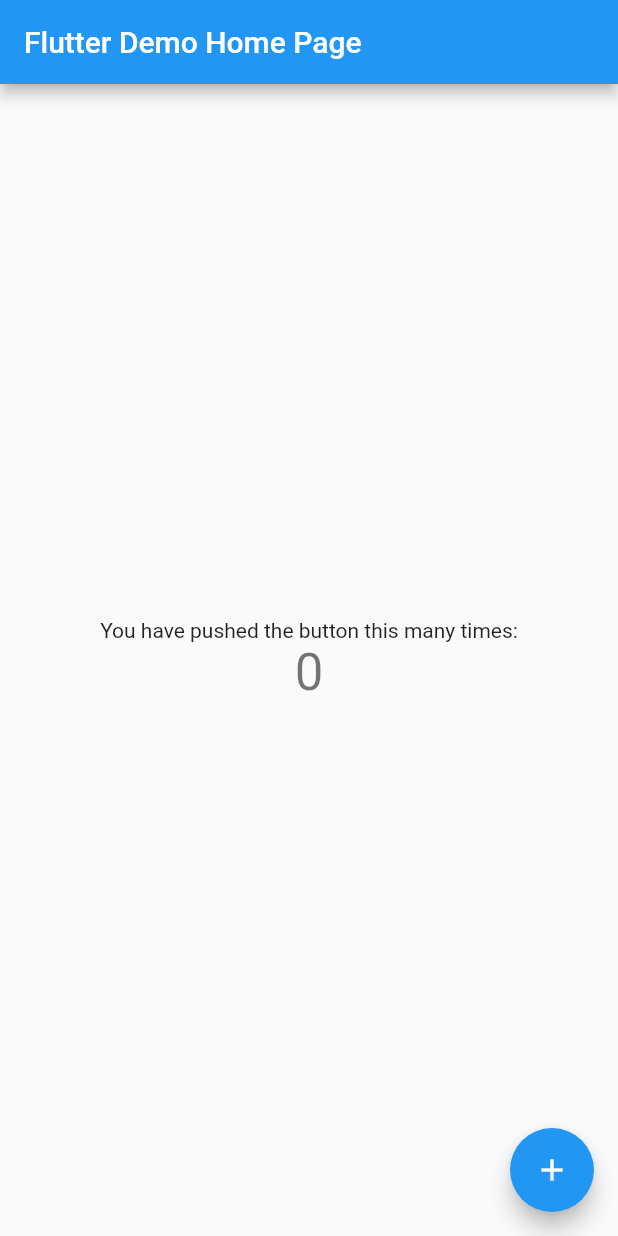
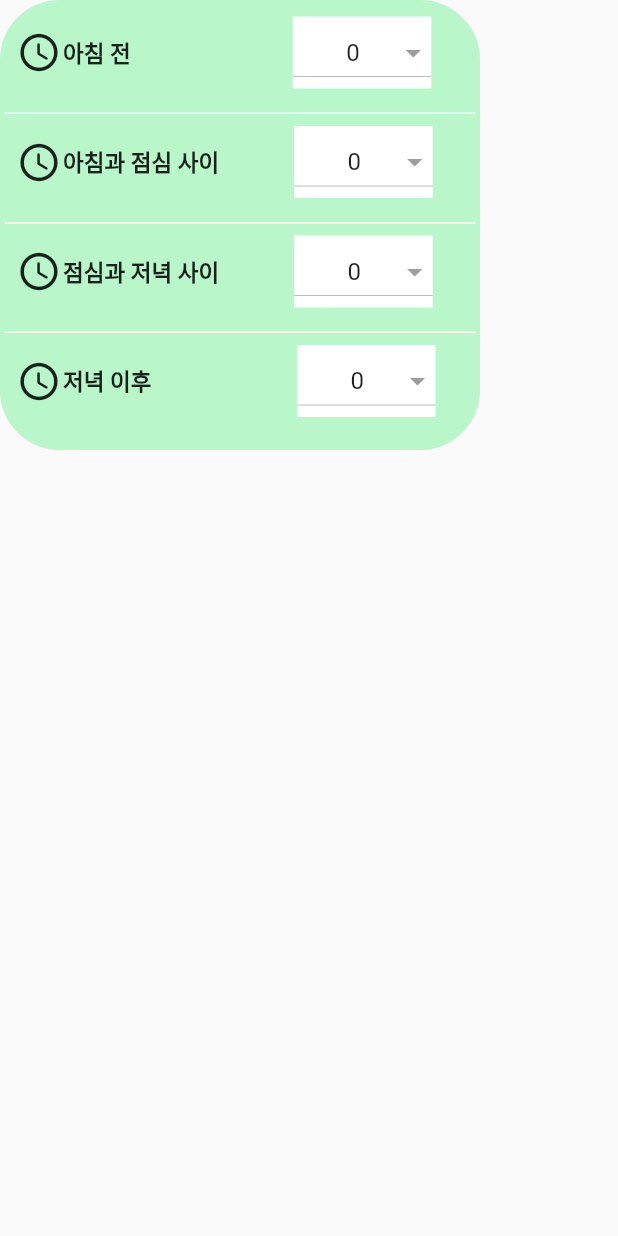
Before and after one commit to mina0511/mina0511, a Flutter app: the screen it shows after launch, on a phone screen of 412 x 824 dp. Run offline on Flutter 3.47's test engine with Material 2 defaults, Android fonts, the phone set to English and light mode, and no system bars.

Commit message:
tripbulider_widget
-Count the number of travel plans

```diff
--- a/flutter_tripbuilder_tripcounts/lib/main.dart
+++ b/flutter_tripbuilder_tripcounts/lib/main.dart
@@ -50,68 +50,176 @@ class MyHomePage extends StatefulWidget {
 }
 
 class _MyHomePageState extends State<MyHomePage> {
-  int _counter = 0;
-
-  void _incrementCounter() {
-    setState(() {
-      // This call to setState tells the Flutter framework that something has
-      // changed in this State, which causes it to rerun the build method below
-      // so that the display can reflect the updated values. If we changed
-      // _counter without calling setState(), then the build method would not be
-      // called again, and so nothing would appear to happen.
-      _counter++;
-    });
-  }
+  final _valueList = ['0', '1', '2', '3', '4', '5'];
+  var _selectedValue = '0';
 
   @override
   Widget build(BuildContext context) {
-    // This method is rerun every time setState is called, for instance as done
-    // by the _incrementCounter method above.
-    //
-    // The Flutter framework has been optimized to make rerunning build methods
-    // fast, so that you can just rebuild anything that needs updating rather
-    // than having to individually change instances of widgets.
     return Scaffold(
-      appBar: AppBar(
-        // Here we take the value from the MyHomePage object that was created by
-        // the App.build method, and use it to set our appbar title.
-        title: Text(widget.title),
+      body: Container(
+        decoration: BoxDecoration(
+            borderRadius: BorderRadius.circular(40),
+            border: Border.all(color: Colors.greenAccent[100], width: 3),
+            color: Colors.greenAccent[100]),
+        width: 320,
+        height: 300,
+        child: Column(children: [
+          Padding(
+            padding: const EdgeInsets.all(8.0),
+            child: Row(
+              children: [
+                Icon(Icons.access_time_rounded, size: 30),
+                SizedBox(
+                  width: 1,
+                ),
+                Text("아침 전",
+                    style:
+                        TextStyle(fontSize: 15, fontWeight: FontWeight.bold)),
+                SizedBox(width: 108),
+                Container(
+                  color: Colors.white,
+                  child: DropdownButton(
+                    iconEnabledColor: Colors.grey,
+                    focusColor: Colors.white,
+                    dropdownColor: Colors.white,
+                    value: _selectedValue,
+                    items: _valueList.map(
+                      (value) {
+                        return DropdownMenuItem(
+                          value: value,
+                          child: Text('         ' + value + '      '),
+                        );
+                      },
+                    ).toList(),
+                    onChanged: (value) {
+                      setState(() {
+                        _selectedValue = value;
+                      });
+                    },
+                  ),
+                ),
+              ],
+            ),
+          ),
+          SizedBox(height: 8),
+          Container(height: 1, width: 320, color: Colors.white),
+          Padding(
+            padding: const EdgeInsets.all(8.0),
+            child: Row(
+              children: [
+                Icon(Icons.access_time_rounded, size: 30),
+                SizedBox(
+                  width: 1,
+                ),
+                Text("아침과 점심 사이",
+                    style:
+                        TextStyle(fontSize: 15, fontWeight: FontWeight.bold)),
+                SizedBox(width: 50),
+                Container(
+                  color: Colors.white,
+                  child: DropdownButton(
+                    iconEnabledColor: Colors.grey,
+                    focusColor: Colors.white,
+                    dropdownColor: Colors.white,
+                    value: _selectedValue,
+                    items: _valueList.map(
+                      (value) {
+                        return DropdownMenuItem(
+                          value: value,
+                          child: Text('         ' + value + '      '),
+                        );
+                      },
+                    ).toList(),
+                    onChanged: (value) {
+                      setState(() {
+                        _selectedValue = value;
+                      });
+                    },
+                  ),
+                ),
+              ],
+            ),
+          ),
+          SizedBox(height: 8),
+          Container(height: 1, width: 320, color: Colors.white),
+          Padding(
+            padding: const EdgeInsets.all(8.0),
+            child: Row(
+              children: [
+                Icon(Icons.access_time_rounded, size: 30),
+                SizedBox(
+                  width: 1,
+                ),
+                Text("점심과 저녁 사이",
+                    style:
+                        TextStyle(fontSize: 15, fontWeight: FontWeight.bold)),
+                SizedBox(width: 50),
+                Container(
+                  color: Colors.white,
+                  child: DropdownButton(
+                    iconEnabledColor: Colors.grey,
+                    focusColor: Colors.white,
+                    dropdownColor: Colors.white,
+                    value: _selectedValue,
+                    items: _valueList.map(
+                      (value) {
+                        return DropdownMenuItem(
+                          value: value,
+                          child: Text('         ' + value + '      '),
+                        );
+                      },
+                    ).toList(),
+                    onChanged: (value) {
+                      setState(() {
+                        _selectedValue = value;
+                      });
+                    },
+                  ),
+                ),
+              ],
+            ),
+          ),
+          SizedBox(height: 8),
+          Container(height: 1, width: 320, color: Colors.white),
+          Padding(
+            padding: const EdgeInsets.all(8.0),
+            child: Row(
+              children: [
+                Icon(Icons.access_time_rounded, size: 30),
+                SizedBox(
+                  width: 1,
+                ),
+                Text("저녁 이후",
+                    style:
+                        TextStyle(fontSize: 15, fontWeight: FontWeight.bold)),
+                SizedBox(width: 97),
+                Container(
+                  color: Colors.white,
+                  child: DropdownButton(
+                    iconEnabledColor: Colors.grey,
+                    focusColor: Colors.white,
+                    dropdownColor: Colors.white,
+                    value: _selectedValue,
+                    items: _valueList.map(
+                      (value) {
+                        return DropdownMenuItem(
+                          value: value,
+                          child: Text('         ' + value + '      '),
+                        );
+                      },
+                    ).toList(),
+                    onChanged: (value) {
+                      setState(() {
+                        _selectedValue = value;
+                      });
+                    },
+                  ),
+                ),
+              ],
+            ),
+          )
+        ]),
       ),
-      body: Center(
-        // Center is a layout widget. It takes a single child and positions it
-        // in the middle of the parent.
-        child: Column(
-          // Column is also a layout widget. It takes a list of children and
-          // arranges them vertically. By default, it sizes itself to fit its
-          // children horizontally, and tries to be as tall as its parent.
-          //
-          // Invoke "debug painting" (press "p" in the console, choose the
-          // "Toggle Debug Paint" action from the Flutter Inspector in Android
-          // Studio, or the "Toggle Debug Paint" command in Visual Studio Code)
-          // to see the wireframe for each widget.
-          //
-          // Column has various properties to control how it sizes itself and
-          // how it positions its children. Here we use mainAxisAlignment to
-          // center the children vertically; the main axis here is the vertical
-          // axis because Columns are vertical (the cross axis would be
-          // horizontal).
-          mainAxisAlignment: MainAxisAlignment.center,
-          children: <Widget>[
-            Text(
-              'You have pushed the button this many times:',
-            ),
-            Text(
-              '$_counter',
-              style: Theme.of(context).textTheme.headline4,
-            ),
-          ],
-        ),
-      ),
-      floatingActionButton: FloatingActionButton(
-        onPressed: _incrementCounter,
-        tooltip: 'Increment',
-        child: Icon(Icons.add),
-      ), // This trailing comma makes auto-formatting nicer for build methods.
     );
   }
 }
```
